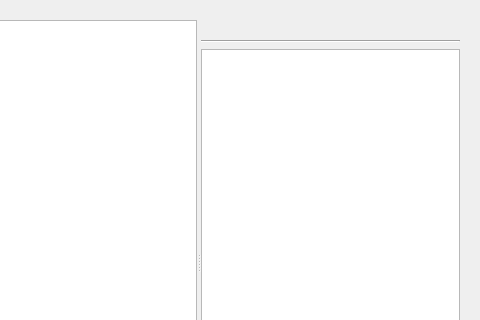
First picture: the form in libs/datapackutils/widgets/serverpackeditor.ui, repository FreeHealth/freehealth, before the edit; both pictures show x 83 to 563 and y 0 to 320 of the 563 by 524 pixel window.
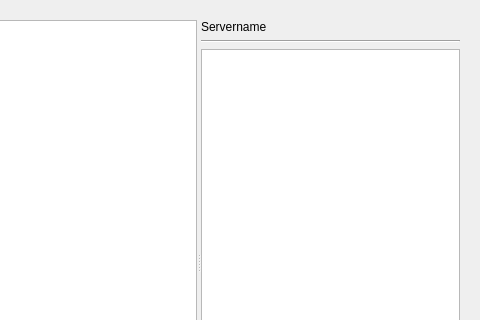
Second picture: the form after the edit.

Commit message: dummy server label caption (for ui)

What changed in the file:
```diff
--- a/libs/datapackutils/widgets/serverpackeditor.ui
+++ b/libs/datapackutils/widgets/serverpackeditor.ui
@@ -124,7 +124,7 @@
            <item row="0" column="0">
             <widget class="QLabel" name="serverName">
              <property name="text">
-              <string/>
+              <string>Servername</string>
              </property>
              <property name="wordWrap">
               <bool>true</bool>
```
